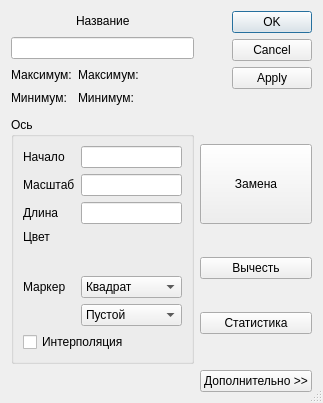
Above: Dialogs/gaxe_dialog.ui from SukhoiRU/Graphics before the change. Below: the same form after it.
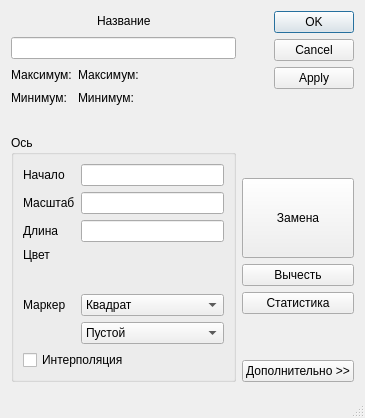
That is the form after the change. Custom widgets are drawn as their Qt base class.

The edit to the form file:
```diff
--- a/Dialogs/gaxe_dialog.ui
+++ b/Dialogs/gaxe_dialog.ui
@@ -6,8 +6,8 @@
    <rect>
     <x>0</x>
     <y>0</y>
-    <width>306</width>
-    <height>389</height>
+    <width>365</width>
+    <height>418</height>
    </rect>
   </property>
   <property name="windowTitle">
@@ -17,14 +17,73 @@
    <bool>true</bool>
   </property>
   <layout class="QGridLayout" name="gridLayout_3">
-   <item row="4" column="1">
+   <item row="0" column="1">
+    <widget class="QDialogButtonBox" name="buttonBox">
+     <property name="layoutDirection">
+      <enum>Qt::RightToLeft</enum>
+     </property>
+     <property name="orientation">
+      <enum>Qt::Vertical</enum>
+     </property>
+     <property name="standardButtons">
+      <set>QDialogButtonBox::Apply|QDialogButtonBox::Cancel|QDialogButtonBox::Ok</set>
+     </property>
+    </widget>
+   </item>
+   <item row="1" column="1">
+    <layout class="QVBoxLayout" name="verticalLayout_3">
+     <item>
+      <widget class="QPushButton" name="pushButton_Replace">
+       <property name="minimumSize">
+        <size>
+         <width>0</width>
+         <height>80</height>
+        </size>
+       </property>
+       <property name="text">
+        <string>Замена</string>
+       </property>
+      </widget>
+     </item>
+     <item>
+      <widget class="QPushButton" name="pushButton_Substract">
+       <property name="text">
+        <string>Вычесть</string>
+       </property>
+      </widget>
+     </item>
+     <item>
+      <widget class="QPushButton" name="pushButton_Stat">
+       <property name="text">
+        <string>Статистика</string>
+       </property>
+      </widget>
+     </item>
+     <item>
+      <spacer name="verticalSpacer_3">
+       <property name="orientation">
+        <enum>Qt::Vertical</enum>
+       </property>
+       <property name="sizeHint" stdset="0">
+        <size>
+         <width>20</width>
+         <height>40</height>
+        </size>
+       </property>
+      </spacer>
+     </item>
+     <item>
     <widget class="QPushButton" name="pushButton_Additional">
      <property name="text">
       <string>Дополнительно &gt;&gt;</string>
      </property>
     </widget>
    </item>
-   <item row="0" column="0">
+    </layout>
+   </item>
+   <item row="0" column="0" rowspan="2">
+    <layout class="QVBoxLayout" name="verticalLayout_5">
+     <item>
     <layout class="QVBoxLayout" name="verticalLayout_2">
      <item>
       <layout class="QVBoxLayout" name="verticalLayout">
@@ -134,51 +193,7 @@
      </item>
     </layout>
    </item>
-   <item row="2" column="1">
-    <layout class="QVBoxLayout" name="verticalLayout_3">
      <item>
-      <widget class="QPushButton" name="pushButton_Replace">
-       <property name="minimumSize">
-        <size>
-         <width>0</width>
-         <height>80</height>
-        </size>
-       </property>
-       <property name="text">
-        <string>Замена</string>
-       </property>
-      </widget>
-     </item>
-     <item>
-      <widget class="QPushButton" name="pushButton_Substract">
-       <property name="text">
-        <string>Вычесть</string>
-       </property>
-      </widget>
-     </item>
-     <item>
-      <widget class="QPushButton" name="pushButton_Stat">
-       <property name="text">
-        <string>Статистика</string>
-       </property>
-      </widget>
-     </item>
-    </layout>
-   </item>
-   <item row="4" column="0">
-    <spacer name="verticalSpacer">
-     <property name="orientation">
-      <enum>Qt::Vertical</enum>
-     </property>
-     <property name="sizeHint" stdset="0">
-      <size>
-       <width>20</width>
-       <height>40</height>
-      </size>
-     </property>
-    </spacer>
-   </item>
-   <item row="2" column="0">
     <widget class="QGroupBox" name="groupBox">
      <property name="title">
       <string>Ось</string>
@@ -328,18 +343,20 @@
      </layout>
     </widget>
    </item>
-   <item row="0" column="1" rowspan="2">
-    <widget class="QDialogButtonBox" name="buttonBox">
-     <property name="layoutDirection">
-      <enum>Qt::RightToLeft</enum>
-     </property>
+    </layout>
+   </item>
+   <item row="2" column="0">
+    <spacer name="verticalSpacer">
      <property name="orientation">
       <enum>Qt::Vertical</enum>
      </property>
-     <property name="standardButtons">
-      <set>QDialogButtonBox::Apply|QDialogButtonBox::Cancel|QDialogButtonBox::Ok</set>
+     <property name="sizeHint" stdset="0">
+      <size>
+       <width>20</width>
+       <height>40</height>
+      </size>
      </property>
-    </widget>
+    </spacer>
    </item>
   </layout>
  </widget>
```
Left out of the diff: 1 changed line with no effect on the pictures. Lines whose indentation alone changed are shown as unchanged.
